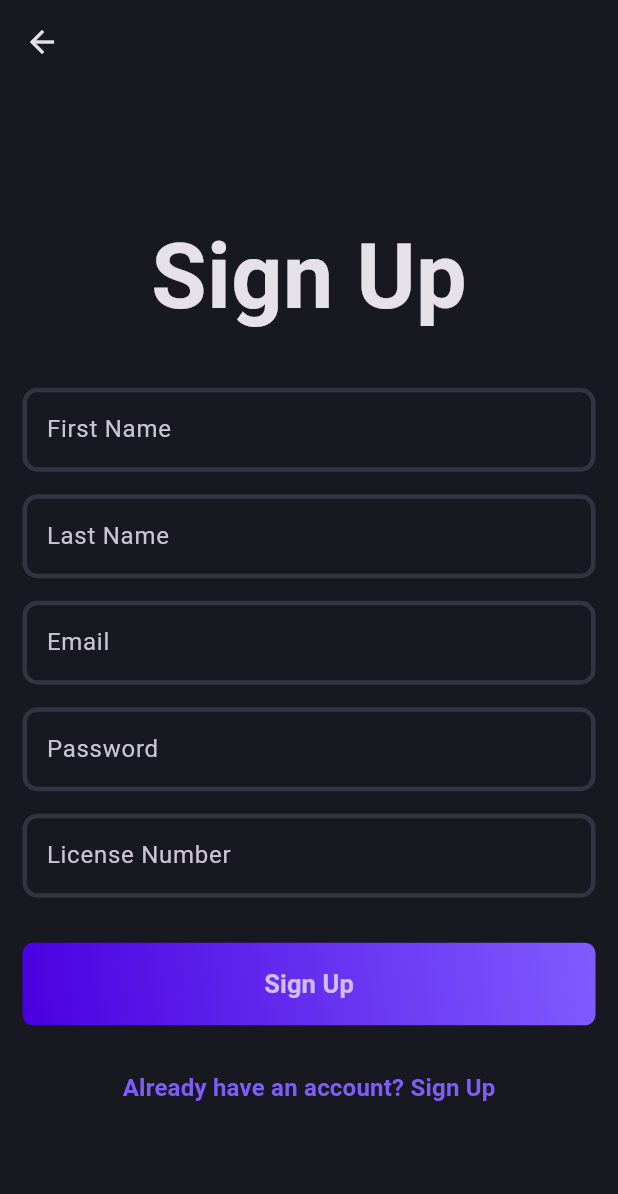
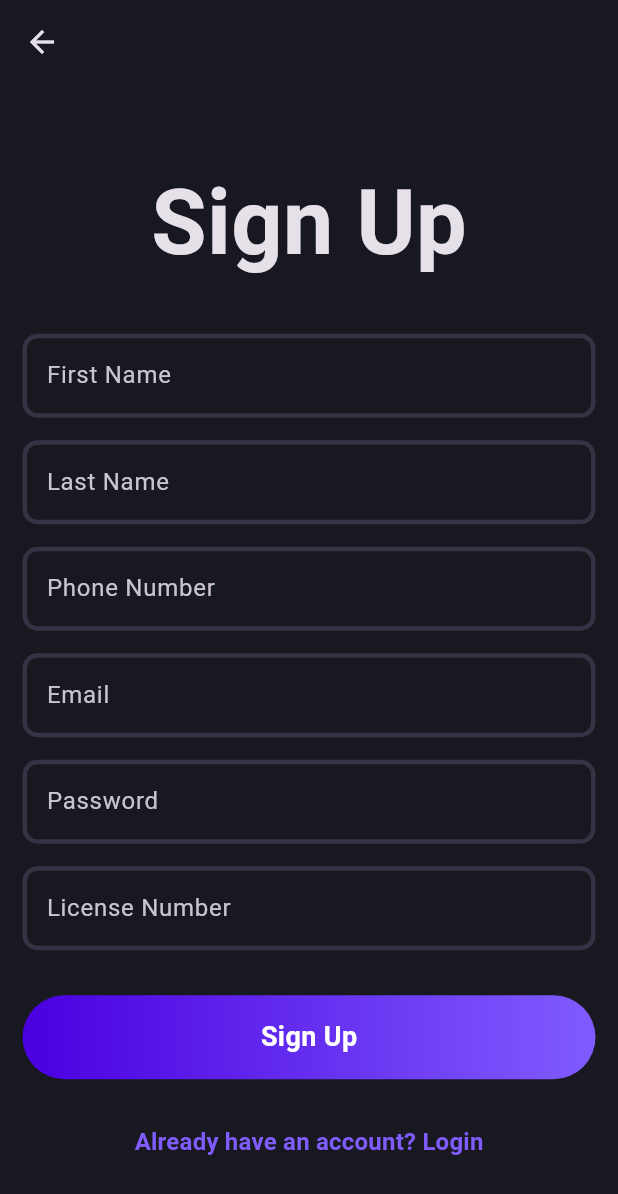
Before and after one commit to stalin-chetan/TrafficViolation, a Flutter app: the SignUpPage screen opened directly, on a phone screen of 412 x 824 dp. Shown: the top 1194 px of the screen. Run offline on Flutter 3.47's test engine with Material 3 defaults, Android fonts, the light colour scheme and no system bars; network calls fail.

Commit message:
first commit

```diff
--- a/analysis_options.yaml
+++ b/analysis_options.yaml
@@ -7,6 +7,9 @@
 
 # The following line activates a set of recommended lints for Flutter apps,
 # packages, and plugins designed to encourage good coding practices.
+analyzer:
+  errors:
+    use_build_context_synchronously: ignore
 include: package:flutter_lints/flutter.yaml
 
 linter:
@@ -23,6 +26,5 @@ linter:
   rules:
     # avoid_print: false  # Uncomment to disable the `avoid_print` rule
     # prefer_single_quotes: true  # Uncomment to enable the `prefer_single_quotes` rule
-
 # Additional information about this file can be found at
 # https://dart.dev/guides/language/analysis-options
--- a/lib/features/auth/presentation/pages/signup_page.dart
+++ b/lib/features/auth/presentation/pages/signup_page.dart
@@ -1,4 +1,9 @@
+// ignore_for_file: use_build_context_synchronously
+
 import 'package:flutter/material.dart';
+import 'package:http/http.dart' as http;
+import 'dart:convert';
+
 import 'package:trafficapp/core/theme/app_pallete.dart';
 import 'package:trafficapp/features/auth/presentation/pages/login_page.dart';
 import 'package:trafficapp/features/auth/presentation/widgets/auth_button_gradient.dart';
@@ -14,18 +19,50 @@ class SignUpPage extends StatefulWidget {
 }
 
 class _SignUpPageState extends State<SignUpPage> {
-  final nameController = TextEditingController();
+  final formKey = GlobalKey<FormState>();
+
+  final firstNameController = TextEditingController();
+  final lastNameController = TextEditingController();
+  final phonernumberController = TextEditingController();
   final emailController = TextEditingController();
   final passwordController = TextEditingController();
   final licenseController = TextEditingController();
-  final formKey = GlobalKey<FormState>();
+
   @override
   void dispose() {
-    nameController.dispose();
+    firstNameController.dispose();
+    lastNameController.dispose();
+    phonernumberController.dispose();
     emailController.dispose();
     passwordController.dispose();
     licenseController.dispose();
     super.dispose();
+  }
+
+  Future<void> _registerUser() async {
+    final response = await http.post(
+      Uri.parse('http://127.0.0.1:8000/register/'),
+      headers: {'Content-Type': 'application/json'},
+      body: jsonEncode({
+        'user_licensenumber': licenseController.text,
+        'user_fname': firstNameController.text,
+        'user_lname': lastNameController.text,
+        'user_phonenumber': phonernumberController.text,
+        'user_email': emailController.text,
+        'user_password': passwordController.text,
+      }),
+    );
+    if (response.statusCode == 201) {
+      final data = jsonDecode(response.body);
+      ScaffoldMessenger.of(
+        context,
+      ).showSnackBar(SnackBar(content: Text('Welcome ${data['first_name']}!')));
+      Navigator.of(context).push(LoginPage.route());
+    } else {
+      ScaffoldMessenger.of(
+        context,
+      ).showSnackBar(SnackBar(content: Text('Failed: ${response.body}')));
+    }
   }
 
   @override
@@ -44,17 +81,38 @@ class _SignUpPageState extends State<SignUpPage> {
                 style: TextStyle(fontSize: 60, fontWeight: FontWeight.bold),
               ),
               SizedBox(height: 30),
-              AuthField(hintText: 'First Name'),
+              AuthField(
+                hintText: 'First Name',
+                controller: firstNameController,
+              ),
               SizedBox(height: 15),
-              AuthField(hintText: 'Last Name'),
+              AuthField(hintText: 'Last Name', controller: lastNameController),
               SizedBox(height: 15),
-              AuthField(hintText: 'Email'),
+              AuthField(
+                hintText: 'Phone Number',
+                controller: phonernumberController,
+              ),
               SizedBox(height: 15),
-              AuthField(hintText: 'Password', isObsecureText: true),
+              AuthField(hintText: 'Email', controller: emailController),
               SizedBox(height: 15),
-              AuthField(hintText: 'License Number'),
+              AuthField(
+                hintText: 'Password',
+                isObsecureText: true,
+                controller: passwordController,
+              ),
+              SizedBox(height: 15),
+              AuthField(
+                hintText: 'License Number',
+                controller: licenseController,
+              ),
               SizedBox(height: 30),
-              AuthButtonGradient(),
+              AuthButtonGradient(
+                onTap: () {
+                  if (formKey.currentState!.validate()) {
+                    _registerUser();
+                  }
+                },
+              ),
               SizedBox(height: 30),
 
               GestureDetector(
@@ -68,7 +126,7 @@ class _SignUpPageState extends State<SignUpPage> {
                       color: AppPallete.gradient2,
                       fontWeight: FontWeight.bold,
                     ),
-                    children: [TextSpan(text: 'Sign Up')],
+                    children: [TextSpan(text: 'Login')],
                   ),
                 ),
               ),
--- a/lib/features/auth/presentation/widgets/auth_button_gradient.dart
+++ b/lib/features/auth/presentation/widgets/auth_button_gradient.dart
@@ -2,37 +2,38 @@ import 'package:flutter/material.dart';
 import 'package:trafficapp/core/theme/app_pallete.dart';
 
 class AuthButtonGradient extends StatelessWidget {
-  const AuthButtonGradient({super.key});
+  final VoidCallback onTap;
+  final String text;
+
+  const AuthButtonGradient({
+    super.key,
+    required this.onTap,
+    this.text = 'Sign Up',
+  });
 
   @override
   Widget build(BuildContext context) {
-    return Container(
-      decoration: BoxDecoration(
-        borderRadius: BorderRadius.circular(7),
-        gradient: LinearGradient(
-          begin: Alignment.bottomLeft,
-          end: Alignment.topRight,
-          colors:
-        [
-          AppPallete.gradient1,
-          AppPallete.gradient2,
-        ])
+    return GestureDetector(
+      onTap: onTap, // <- This must be connected!
+      child: Container(
+        width: double.infinity,
+        padding: EdgeInsets.symmetric(vertical: 15),
+        decoration: BoxDecoration(
+          gradient: LinearGradient(
+            colors: [AppPallete.gradient1, AppPallete.gradient2],
+          ),
+          borderRadius: BorderRadius.circular(30),
+        ),
+        alignment: Alignment.center,
+        child: Text(
+          text,
+          style: TextStyle(
+            color: Colors.white,
+            fontSize: 18,
+            fontWeight: FontWeight.bold,
+          ),
+        ),
       ),
-      child: ElevatedButton(
-       style: ElevatedButton.styleFrom(
-        fixedSize: const Size(395, 55),
-        backgroundColor: AppPallete.transparentColor,
-        shadowColor: AppPallete.transparentColor,
-       ),
-
-
-        onPressed: (){} ,
-       child: const Text('Sign Up',
-       style: TextStyle(
-        fontSize: 17,
-        fontWeight: FontWeight.w600
-       ),
-       )),
     );
   }
 }
--- a/lib/features/auth/presentation/widgets/auth_form.dart
+++ b/lib/features/auth/presentation/widgets/auth_form.dart
@@ -3,23 +3,25 @@ import 'package:flutter/material.dart';
 class AuthField extends StatelessWidget {
   final String hintText;
   final bool isObsecureText;
+  final TextEditingController? controller;
+
   const AuthField({
     super.key,
     required this.hintText,
     this.isObsecureText = false,
+    this.controller,
   });
 
   @override
   Widget build(BuildContext context) {
     return TextFormField(
-      validator: (value) {
-        if (value!.isEmpty) {
-          return '$hintText is missing';
-        }
-        return null;
-      },
+      controller: controller,
       obscureText: isObsecureText,
-      decoration: InputDecoration(hintText: hintText),
+      decoration: InputDecoration(
+        labelText: hintText,
+        border: OutlineInputBorder(),
+      ),
+      validator: (value) => value!.isEmpty ? 'Enter $hintText' : null,
     );
   }
 }
--- a/lib/main.dart
+++ b/lib/main.dart
@@ -1,7 +1,6 @@
 import 'package:flutter/material.dart';
 import 'package:trafficapp/core/theme/theme.dart';
 import 'package:trafficapp/features/auth/presentation/pages/login_page.dart';
-import 'package:trafficapp/features/auth/presentation/pages/signup_page.dart';
 
 void main() {
   runApp(const MyApp());
@@ -17,7 +16,6 @@ class MyApp extends StatelessWidget {
       debugShowCheckedModeBanner: false,
       theme: AppTheme.darkThemeMode,
       home: const LoginPage(),
-
     );
   }
 }
```
Also changed, not shown: lib/features/auth/presentation/pages/login_page.dart (+45 -5 lines), lib/features/auth/presentation/pages/notification_page.dart (added, +36 -0 lines), pubspec.yaml (+4 -67 lines), pubspec.lock, 6 other files.
